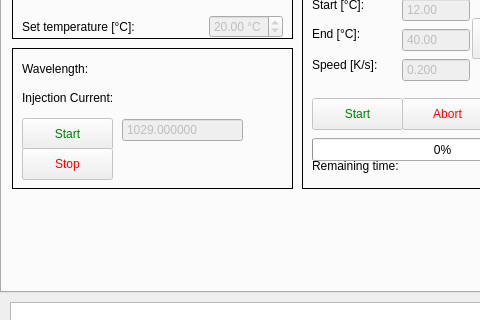
Before: the Qt Designer form pulsed_laser_interface.ui in XenoBene/PulsedLaserGUI, drawn with Qt 5; both pictures show x 0 to 480 and y 158 to 478 of the 770 by 658 pixel window.
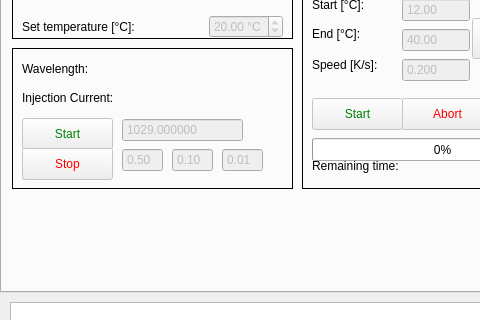
After: the same form once the commit is applied. The open tabs and pages were chosen to show the change.

Commit message: PID PArameter in GUI

Diff of the .ui file:
```diff
--- a/pulsed_laser_interface.ui
+++ b/pulsed_laser_interface.ui
@@ -3181,6 +3181,117 @@
         <double>1029.000000000000000</double>
        </property>
       </widget>
+      <widget class="QDoubleSpinBox" name="dfb_lineEdit_kp">
+       <property name="enabled">
+        <bool>false</bool>
+       </property>
+       <property name="geometry">
+        <rect>
+         <x>110</x>
+         <y>100</y>
+         <width>41</width>
+         <height>24</height>
+        </rect>
+       </property>
+       <property name="buttonSymbols">
+        <enum>QAbstractSpinBox::NoButtons</enum>
+       </property>
+       <property name="correctionMode">
+        <enum>QAbstractSpinBox::CorrectToNearestValue</enum>
+       </property>
+       <property name="suffix">
+        <string/>
+       </property>
+       <property name="decimals">
+        <number>2</number>
+       </property>
+       <property name="minimum">
+        <double>0.000000000000000</double>
+       </property>
+       <property name="maximum">
+        <double>1000.000000000000000</double>
+       </property>
+       <property name="singleStep">
+        <double>0.010000000000000</double>
+       </property>
+       <property name="value">
+        <double>0.500000000000000</double>
+       </property>
+      </widget>
+      <widget class="QDoubleSpinBox" name="dfb_lineEdit_ki">
+       <property name="enabled">
+        <bool>false</bool>
+       </property>
+       <property name="geometry">
+        <rect>
+         <x>160</x>
+         <y>100</y>
+         <width>41</width>
+         <height>24</height>
+        </rect>
+       </property>
+       <property name="buttonSymbols">
+        <enum>QAbstractSpinBox::NoButtons</enum>
+       </property>
+       <property name="correctionMode">
+        <enum>QAbstractSpinBox::CorrectToNearestValue</enum>
+       </property>
+       <property name="suffix">
+        <string/>
+       </property>
+       <property name="decimals">
+        <number>2</number>
+       </property>
+       <property name="minimum">
+        <double>0.000000000000000</double>
+       </property>
+       <property name="maximum">
+        <double>1000.000000000000000</double>
+       </property>
+       <property name="singleStep">
+        <double>0.010000000000000</double>
+       </property>
+       <property name="value">
+        <double>0.100000000000000</double>
+       </property>
+      </widget>
+      <widget class="QDoubleSpinBox" name="dfb_lineEdit_kd">
+       <property name="enabled">
+        <bool>false</bool>
+       </property>
+       <property name="geometry">
+        <rect>
+         <x>210</x>
+         <y>100</y>
+         <width>41</width>
+         <height>24</height>
+        </rect>
+       </property>
+       <property name="buttonSymbols">
+        <enum>QAbstractSpinBox::NoButtons</enum>
+       </property>
+       <property name="correctionMode">
+        <enum>QAbstractSpinBox::CorrectToNearestValue</enum>
+       </property>
+       <property name="suffix">
+        <string/>
+       </property>
+       <property name="decimals">
+        <number>2</number>
+       </property>
+       <property name="minimum">
+        <double>0.000000000000000</double>
+       </property>
+       <property name="maximum">
+        <double>1000.000000000000000</double>
+       </property>
+       <property name="singleStep">
+        <double>0.010000000000000</double>
+       </property>
+       <property name="value">
+        <double>0.010000000000000</double>
+       </property>
+      </widget>
      </widget>
     </widget>
    </widget>
```
Left out of the diff: 2 changed lines with no effect on the pictures.
